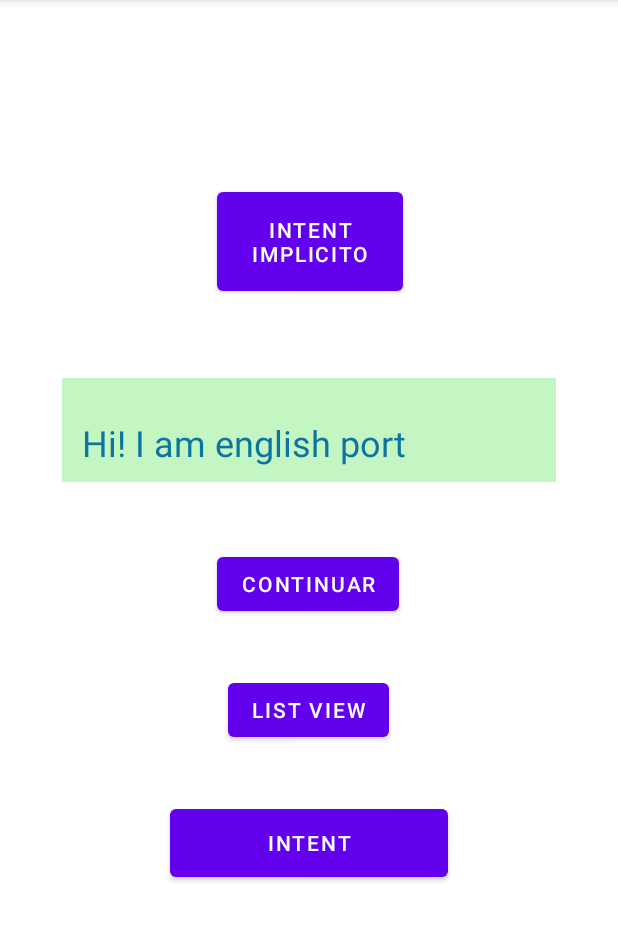
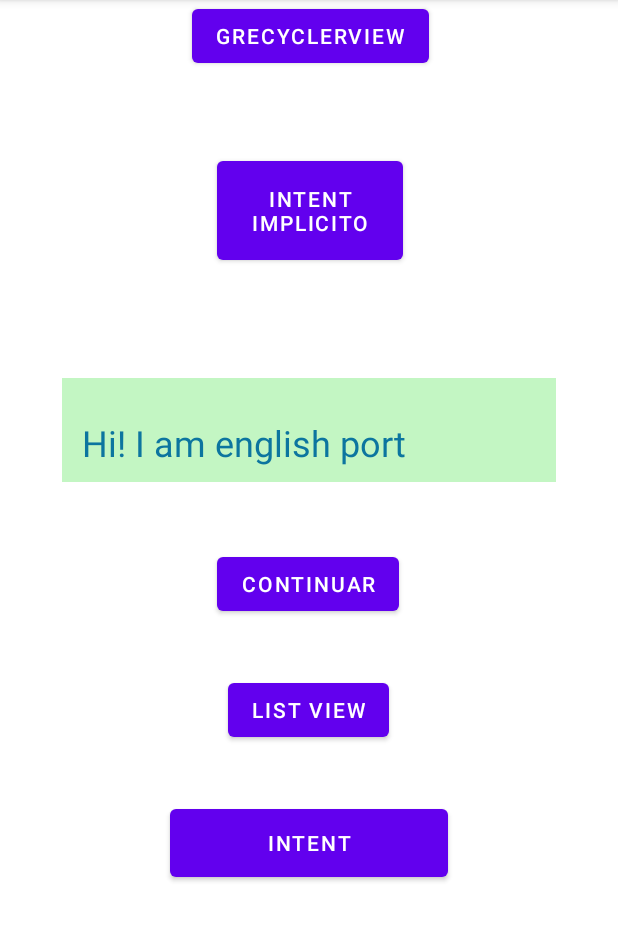
Before and after one commit to 2021-b-aplicaciones-moviles-computacion/movcom-pallo-amaguaya-kevin, an Android app: the screen it shows after launch (MainActivity), on a phone screen of 412 x 824 dp, the part 84-1025 px from its top. Run offline under Robolectric (Android 15) with nearby library versions, the phone set to English and light mode, and no system bars; 6 statements that could not run were skipped.

Commit message:
Clase-17-01-2022
Clase segunda semana de Enero del 10 al 16

```diff
--- a/AppsMoviles/app/src/main/java/com/example/appsmoviles/MainActivity.kt
+++ b/AppsMoviles/app/src/main/java/com/example/appsmoviles/MainActivity.kt
@@ -3,8 +3,6 @@ package com.example.appsmoviles
 import android.app.Activity
 import android.content.Intent
 import android.net.Uri
-import androidx.appcompat.app.AppCompatActivity
-import android.os.Bundle
 import android.provider.ContactsContract
 import androidx.appcompat.app.AppCompatActivity
 import android.os.Bundle
@@ -93,6 +91,13 @@ class MainActivity : AppCompatActivity() {
         buttonIntent.setOnClickListener{
             abrirActividadConParametros(CIntentExplicitoParametros::class.java)
         }
+
+        val buttonRecyclerView = findViewById<Button>(R.id.btn_ir_recycler_view)
+
+        buttonRecyclerView
+            .setOnClickListener {
+                abrirActividadConParametros(GRecyclerView::class.java)
+            }
     }
 
     fun abrirActividadConParametros(clase: Class<*>){
@@ -150,7 +155,7 @@ class MainActivity : AppCompatActivity() {
 
             }
         }
-        resultLauncher.launch(intentExplicito)
+        //resultLauncher.launch(intentExplicito)
     }
 
     fun irActividad(clase: Class<*>){
--- a/AppsMoviles/app/src/main/res/layout/activity_main.xml
+++ b/AppsMoviles/app/src/main/res/layout/activity_main.xml
@@ -59,11 +59,21 @@
         android:id="@+id/btn_ir_intent_implicto"
         android:layout_width="124dp"
         android:layout_height="78dp"
-        android:layout_marginBottom="52dp"
+        android:layout_marginBottom="20dp"
         android:text="intent implicito"
         app:layout_constraintBottom_toTopOf="@+id/textView_First"
         app:layout_constraintEnd_toEndOf="@+id/textView_First"
         app:layout_constraintHorizontal_bias="0.502"
-        app:layout_constraintStart_toStartOf="@+id/textView_First" />
+        app:layout_constraintStart_toStartOf="@+id/textView_First"
+        app:layout_constraintTop_toBottomOf="@+id/btn_ir_recycler_view" />
+
+    <Button
+        android:id="@+id/btn_ir_recycler_view"
+        android:layout_width="wrap_content"
+        android:layout_height="wrap_content"
+        android:text="GRecyclerView"
+        app:layout_constraintEnd_toEndOf="@+id/btn_ir_intent_implicto"
+        app:layout_constraintStart_toStartOf="@+id/btn_ir_intent_implicto"
+        tools:layout_editor_absoluteY="62dp" />
 
 </androidx.constraintlayout.widget.ConstraintLayout>
```
Also changed, not shown: AppsMoviles/app/src/main/AndroidManifest.xml (+5 -3 lines), AppsMoviles/app/src/main/java/com/example/appsmoviles/FRecyclerViewAdaptadorNombreCedula.kt (added, +63 -0 lines), AppsMoviles/app/src/main/java/com/example/appsmoviles/GRecyclerView.kt (added, +11 -0 lines), AppsMoviles/app/src/main/res/layout/activity_grecycler_view.xml (added, +16 -0 lines), AppsMoviles/app/src/main/res/layout/recycler_view_vista.xml (added, +49 -0 lines), 109 other files.
